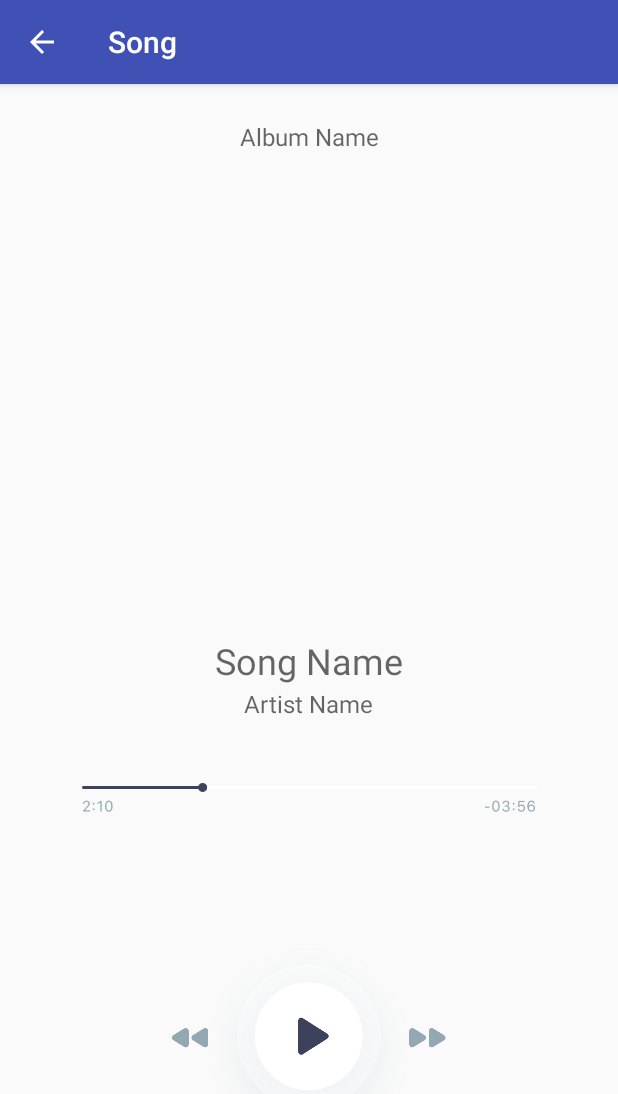
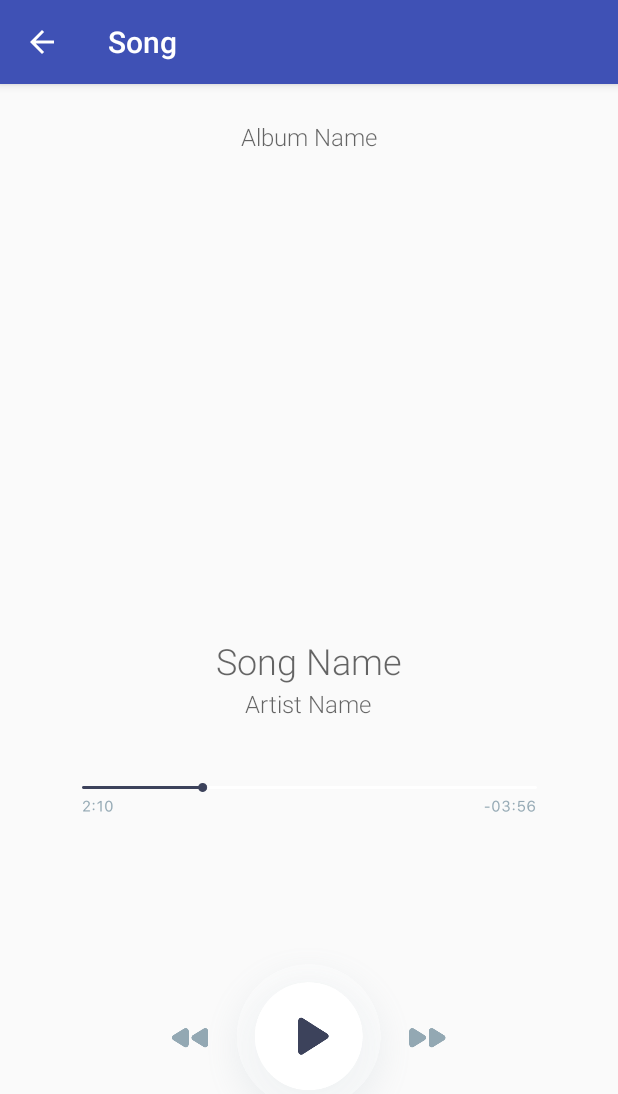
Before and after one commit to corellana/Android-Basics-ND-MusicApp, an Android app: the SongActivity screen opened directly, with no data from a screen before it, on a phone screen of 412 x 824 dp. Shown: the top 1094 px of the screen. Run offline under Robolectric (Android 15) with nearby library versions, the phone set to English and light mode, and no system bars.

Commit message:
resources details

```diff
--- a/app/src/main/res/layout/activity_main.xml
+++ b/app/src/main/res/layout/activity_main.xml
@@ -10,12 +10,12 @@
         android:layout_width="wrap_content"
         android:layout_height="wrap_content"
         android:layout_gravity="center"
+        android:paddingTop="@dimen/tittle_text_size_padding_top"
         android:text="@string/tittle_text"
         android:textSize="@dimen/tittle_text_size"
-        android:paddingTop="@dimen/tittle_text_size_padding_top"/>
+        android:fontFamily="@font/robotolight"/>
 
-    <ListView
-        xmlns:tools="http://schemas.android.com/tools"
+    <ListView xmlns:tools="http://schemas.android.com/tools"
         android:id="@+id/album_list"
         android:layout_width="match_parent"
         android:layout_height="match_parent"
--- a/app/src/main/res/layout/activity_song.xml
+++ b/app/src/main/res/layout/activity_song.xml
@@ -2,13 +2,10 @@
 
 <android.support.constraint.ConstraintLayout xmlns:android="http://schemas.android.com/apk/res/android"
     xmlns:app="http://schemas.android.com/apk/res-auto"
-    xmlns:tools="http://schemas.android.com/tools"
     android:id="@+id/linearLayout"
     android:layout_width="match_parent"
     android:layout_height="match_parent"
     android:fillViewport="true">
-
-
 
     <TextView
         android:id="@+id/album_name_text_view"
@@ -21,16 +18,18 @@
         app:layout_constraintBottom_toTopOf="@+id/icon_album_image_view"
         app:layout_constraintEnd_toEndOf="parent"
         app:layout_constraintStart_toStartOf="parent"
-        app:layout_constraintTop_toTopOf="parent" />
+        app:layout_constraintTop_toTopOf="parent"
+        android:fontFamily="@font/robotolight"/>
 
     <ImageView
         android:id="@+id/icon_album_image_view"
-        android:layout_width="0dp"
-        android:layout_height="0dp"
-        android:layout_marginEnd="30dp"
-        android:layout_marginLeft="30dp"
-        android:layout_marginRight="30dp"
-        android:layout_marginStart="30dp"
+        android:layout_width="@dimen/album_icon_song_activity_width"
+        android:layout_height="@dimen/album_icon_song_activity_height"
+        android:layout_marginEnd="@dimen/album_icon_song_activity_marginEnd"
+        android:layout_marginLeft="@dimen/album_icon_song_activity_marginLeft"
+        android:layout_marginRight="@dimen/album_icon_song_activity_marginRight"
+        android:layout_marginStart="@dimen/album_icon_song_activity_marginStart"
+        android:contentDescription="@string/album_icon_description"
         app:layout_constraintBottom_toTopOf="@+id/song_name_text_view"
         app:layout_constraintEnd_toEndOf="parent"
         app:layout_constraintStart_toStartOf="parent"
@@ -40,51 +39,55 @@
         android:id="@+id/song_name_text_view"
         android:layout_width="wrap_content"
         android:layout_height="wrap_content"
-        android:layout_marginBottom="1dp"
+        android:layout_marginBottom="@dimen/song_name_song_activity_marginBottom"
         android:hint="@string/song_name_hint"
         android:paddingTop="@dimen/song_name_song_activity_padding_top"
         android:textSize="@dimen/song_name_song_activity_text_size"
         app:layout_constraintBottom_toTopOf="@+id/artist_name_text_view"
         app:layout_constraintEnd_toEndOf="parent"
         app:layout_constraintStart_toStartOf="parent"
-        app:layout_constraintTop_toBottomOf="@+id/icon_album_image_view" />
+        app:layout_constraintTop_toBottomOf="@+id/icon_album_image_view"
+        android:fontFamily="@font/robotolight"/>
 
     <TextView
         android:id="@+id/artist_name_text_view"
         android:layout_width="wrap_content"
         android:layout_height="wrap_content"
-        android:layout_marginLeft="19dp"
-        android:layout_marginStart="19dp"
+        android:layout_marginLeft="@dimen/artist_name_song_activity_marginLeft"
+        android:layout_marginStart="@dimen/artist_name_song_activity_marginStart"
         android:hint="@string/artist_name_hint"
-        android:textSize="@dimen/artist_name_text_size"
-        app:layout_constraintBottom_toTopOf="@+id/imageView"
+        android:textSize="@dimen/artist_name_song_activity_text_size"
+        app:layout_constraintBottom_toTopOf="@+id/timeline"
         app:layout_constraintStart_toStartOf="@+id/song_name_text_view"
-        app:layout_constraintTop_toBottomOf="@+id/song_name_text_view" />
+        app:layout_constraintTop_toBottomOf="@+id/song_name_text_view"
+        android:fontFamily="@font/robotolight"/>
 
     <ImageView
-        android:id="@+id/imageView"
+        android:id="@+id/timeline"
         android:layout_width="wrap_content"
         android:layout_height="wrap_content"
-        android:layout_marginEnd="40dp"
-        android:layout_marginLeft="40dp"
-        android:layout_marginRight="40dp"
-        android:layout_marginStart="40dp"
-        android:paddingTop="42dp"
+        android:layout_marginEnd="@dimen/timeline_marginEnd"
+        android:layout_marginLeft="@dimen/timeline_marginLeft"
+        android:layout_marginRight="@dimen/timeline_marginRight"
+        android:layout_marginStart="@dimen/timeline_marginStart"
+        android:contentDescription="@+id/timeline_description"
+        android:paddingTop="@dimen/timeline_paddingTop"
         android:src="@drawable/timeline"
-        app:layout_constraintBottom_toTopOf="@+id/imageView2"
+        app:layout_constraintBottom_toTopOf="@+id/controls"
         app:layout_constraintEnd_toEndOf="parent"
         app:layout_constraintStart_toStartOf="parent"
         app:layout_constraintTop_toBottomOf="@+id/artist_name_text_view" />
 
     <ImageView
-        android:id="@+id/imageView2"
+        android:id="@+id/controls"
         android:layout_width="wrap_content"
-        android:layout_height="0dp"
-        android:paddingTop="32dp"
+        android:layout_height="@dimen/controls_height"
+        android:contentDescription="@string/controls_description"
+        android:paddingTop="@dimen/controls_paddingTop"
         android:src="@drawable/controls"
         app:layout_constraintBottom_toBottomOf="parent"
         app:layout_constraintEnd_toEndOf="parent"
         app:layout_constraintStart_toStartOf="parent"
-        app:layout_constraintTop_toBottomOf="@+id/imageView" />
+        app:layout_constraintTop_toBottomOf="@+id/timeline" />
 
 </android.support.constraint.ConstraintLayout>
--- a/app/src/main/res/values/dimens.xml
+++ b/app/src/main/res/values/dimens.xml
@@ -5,9 +5,6 @@
     <dimen name="tittle_text_size_padding_top">16sp</dimen>
 
     <!-- Album Activity -->
-    <dimen name="back_button_height">40dp</dimen>
-    <dimen name="back_button_width">40dp</dimen>
-
     <dimen name="icon_normal_height">300dp</dimen>
     <dimen name="icon_normal_width">300dp</dimen>
     <dimen name="icon_normal_padding_top">16dp</dimen>
@@ -22,10 +19,29 @@
     <dimen name="album_name_song_activity_text_size">16sp</dimen>
     <dimen name="album_name_song_activity_padding_bottom">8dp</dimen>
 
-    <dimen name="song_name_song_activity_padding_top">32sp</dimen>
+    <dimen name="album_icon_song_activity_width">0dp</dimen>
+    <dimen name="album_icon_song_activity_height">0dp</dimen>
+    <dimen name="album_icon_song_activity_marginEnd">30dp</dimen>
+    <dimen name="album_icon_song_activity_marginLeft">30dp</dimen>
+    <dimen name="album_icon_song_activity_marginRight">30dp</dimen>
+    <dimen name="album_icon_song_activity_marginStart">30dp</dimen>
+
+    <dimen name="song_name_song_activity_padding_top">32dp</dimen>
     <dimen name="song_name_song_activity_text_size">24sp</dimen>
+    <dimen name="song_name_song_activity_marginBottom">1dp</dimen>
 
-    <dimen name="artist_name_text_size">16sp</dimen>
+    <dimen name="artist_name_song_activity_text_size">16sp</dimen>
+    <dimen name="artist_name_song_activity_marginLeft">19dp</dimen>
+    <dimen name="artist_name_song_activity_marginStart">19dp</dimen>
+
+    <dimen name="timeline_marginEnd">40dp</dimen>
+    <dimen name="timeline_marginLeft">40dp</dimen>
+    <dimen name="timeline_marginRight">40dp</dimen>
+    <dimen name="timeline_marginStart">40dp</dimen>
+    <dimen name="timeline_paddingTop">42dp</dimen>
+
+    <dimen name="controls_height">0dp</dimen>
+    <dimen name="controls_paddingTop">32dp</dimen>
 
     <!-- Album List Item -->
     <dimen name="icon_small_height">200dp</dimen>
@@ -36,7 +52,6 @@
     <dimen name="album_name_album_list_item_padding_Start">16dp</dimen>
 
     <!-- Song List Item -->
-
     <dimen name="song_name_song_list_item_padding_top">12dp</dimen>
     <dimen name="song_name_song_list_item_padding_start">16dp</dimen>
     <dimen name="song_name_song_list_item_padding_end">16dp</dimen>
--- a/app/src/main/res/values/strings.xml
+++ b/app/src/main/res/values/strings.xml
@@ -10,19 +10,18 @@
     <!-- Main Activity -->
     <string name="tittle_text">Your Library</string>
 
-    <!-- Album  Activity -->
-    <string name="back_image_description">Back</string>
-
     <!-- Song Activity-->
     <string name="album_name_hint">Album Name</string>
     <string name="song_name_hint">Song Name</string>
     <string name="artist_name_hint">Artist Name</string>
-
-    <!-- Album List Item -->
-    <string name="album_icon_description">Album Icon</string>
+    <string name="controls_description">controls image</string>
+    <string name="timeline_description">timeline image</string>
 
     <!-- Song List Item -->
     <string name="song_name_text">song name</string>
     <string name="artist_name_text">artist name</string>
 
+    <!-- Generic -->
+    <string name="album_icon_description">Album Icon</string>
+
 </resources>
```
Also changed, not shown: app/src/main/res/font/roboto.xml (added, +15 -0 lines), app/src/main/res/layout/activity_album.xml (+4 -3 lines), app/src/main/res/layout/albums_list_item.xml (+12 -12 lines), app/src/main/res/layout/songs_list_item.xml (+15 -13 lines), app/src/main/res/font/robotobold.ttf (added), app/src/main/res/font/robotolight.ttf (added), app/src/main/res/font/robotomedium.ttf (added), app/src/main/res/font/robotoregular.ttf (added).
